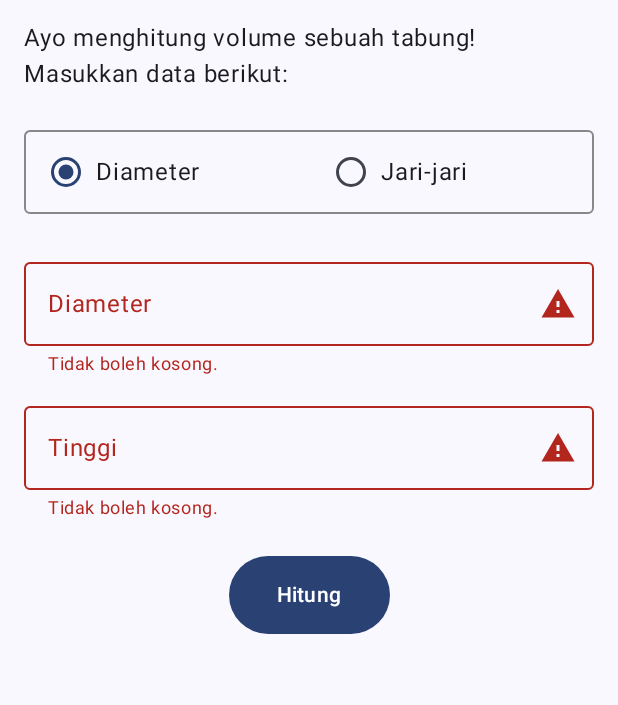
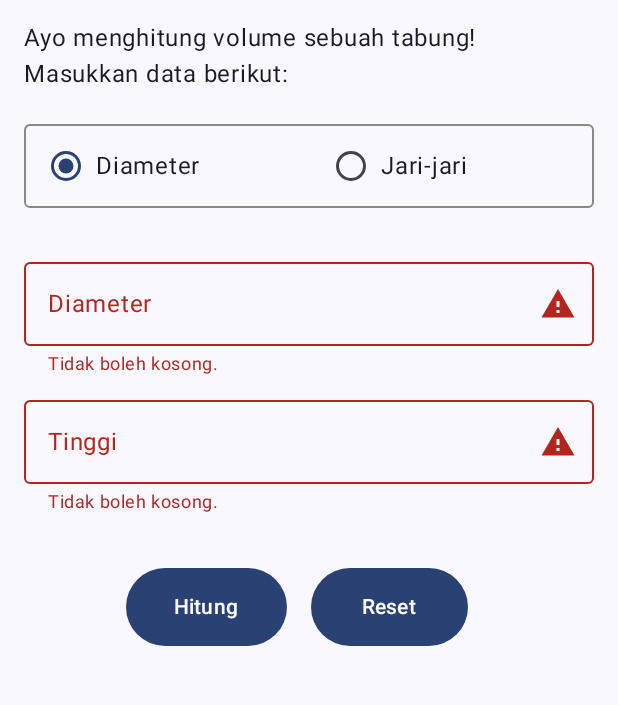
Before and after one commit to irvanmaulanaaa/assesment1mobpro, an Android app built with Jetpack Compose: the MainActivity screen opened directly, with no data from a screen before it, after a tap on "Hitung", on a phone screen of 412 x 824 dp, the part 96-801 px from its top. Run offline under Robolectric (Android 15) with nearby library versions, the phone set to English and light mode, and no system bars.

Commit message:
Menambahkan tombol reset

```diff
--- a/app/src/main/java/com/irvanmaulana0013/asessment1/ui/screen/MainScreen.kt
+++ b/app/src/main/java/com/irvanmaulana0013/asessment1/ui/screen/MainScreen.kt
@@ -90,7 +90,7 @@ fun ScreenContent(modifier: Modifier = Modifier) {
         modifier = modifier.fillMaxSize()
             .verticalScroll(rememberScrollState())
             .padding(16.dp),
-        verticalArrangement = Arrangement.spacedBy(12.dp),
+        verticalArrangement = Arrangement.spacedBy(8.dp),
         horizontalAlignment = Alignment.CenterHorizontally
 
     ) {
@@ -133,7 +133,7 @@ fun ScreenContent(modifier: Modifier = Modifier) {
                     imeAction = ImeAction.Next
                 ),
                 modifier = Modifier.fillMaxWidth()
-                    .padding(top = 12.dp)
+                    .padding(top = 20.dp)
             )
         } else {
             OutlinedTextField(
@@ -149,7 +149,7 @@ fun ScreenContent(modifier: Modifier = Modifier) {
                     imeAction = ImeAction.Next
                 ),
                 modifier = Modifier.fillMaxWidth()
-                    .padding(top = 12.dp)
+                    .padding(top = 20.dp)
             )
         }
         OutlinedTextField(
@@ -166,28 +166,44 @@ fun ScreenContent(modifier: Modifier = Modifier) {
             ),
             modifier = Modifier.fillMaxWidth()
         )
+        Row(
+            modifier = Modifier.fillMaxWidth().padding(16.dp),
+            horizontalArrangement = Arrangement.Center
+        ) {
             Button(
                 onClick = {
-                diameterError = (diameter == "" || diameter == "0")
-                jariJariError = (jariJari == "" || jariJari == "0")
                     tinggiError = (tinggi == "" || tinggi == "0")
-                if (diameterError || jariJariError || tinggiError) return@Button
-
-                val t = tinggi.toDouble()
 
                     if (option == radioOptions[0]) {
-                        val d = diameter.toDouble()
-                        result = hitungDiameter(d, t)
-
+                        diameterError = (diameter == "" || diameter == "0")
+                        if (diameterError || tinggiError) return@Button
+                        result = hitungDiameter(diameter.toDouble(), tinggi.toDouble())
                     } else {
-                        val r = jariJari.toDouble()
-                        result = hitungJarijari(r, t)
+                        jariJariError = (jariJari == "" || jariJari == "0")
+                        if (jariJariError || tinggiError) return@Button
+                        result = hitungJarijari(jariJari.toDouble(), tinggi.toDouble())
                     }
                 },
-            modifier = Modifier.padding(top = 12.dp),
+                modifier = Modifier.padding(top = 12.dp, end = 16.dp),
                 contentPadding = PaddingValues(horizontal = 32.dp, vertical = 16.dp)
             ) {
                 Text(text = stringResource(R.string.hitung))
+            }
+            Button(
+                onClick = {
+                    diameter = ""
+                    jariJari = ""
+                    tinggi = ""
+                    diameterError = false
+                    jariJariError = false
+                    tinggiError = false
+                    result = 0.0
+                },
+                modifier = Modifier.padding(top = 12.dp, end = 16.dp),
+                contentPadding = PaddingValues(horizontal = 34.dp, vertical = 16.dp)
+            ) {
+                Text(text = stringResource(R.string.reset))
+            }
         }
 
         if (result != 0.0) {
@@ -205,14 +221,6 @@ fun ScreenContent(modifier: Modifier = Modifier) {
             )
         }
     }
-}
-
-private fun hitungDiameter (diameter: Double, tinggi: Double): Double {
-    return Math.PI * diameter * diameter * tinggi / 4
-}
-
-private fun hitungJarijari (jariJari: Double, tinggi: Double): Double {
-    return Math.PI * jariJari * jariJari * tinggi
 }
 
 @Composable
@@ -246,6 +254,14 @@ fun ErrorHint(isError: Boolean) {
     }
 }
 
+private fun hitungDiameter (diameter: Double, tinggi: Double): Double {
+    return Math.PI * diameter * diameter * tinggi / 4
+}
+
+private fun hitungJarijari (jariJari: Double, tinggi: Double): Double {
+    return Math.PI * jariJari * jariJari * tinggi
+}
+
 @Preview(showBackground = true)
 @Preview(uiMode = Configuration.UI_MODE_NIGHT_YES, showBackground = true)
 @Composable
--- a/app/src/main/res/values/strings.xml
+++ b/app/src/main/res/values/strings.xml
@@ -9,4 +9,5 @@
     <string name="teks">Volume tabung:</string>
     <string name="hasil">%1$.2f m³</string>
     <string name="invalid">Tidak boleh kosong.</string>
+    <string name="reset">Reset</string>
 </resources>
```
Lines whose indentation alone changed are shown as unchanged.
